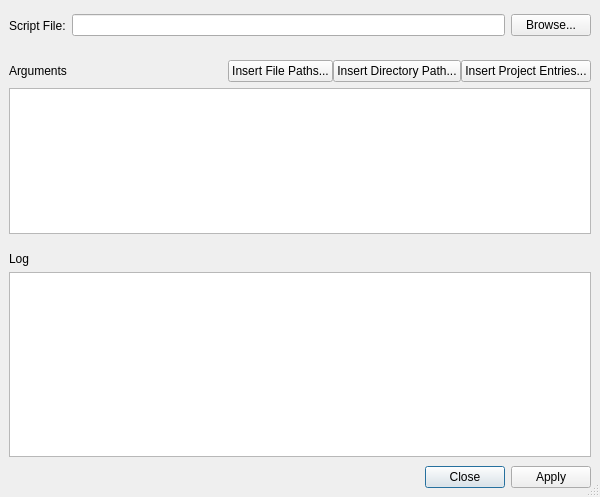
kusharami/bananaqt, file BananaUI/ScriptRunnerDialog.ui: the form before one commit.
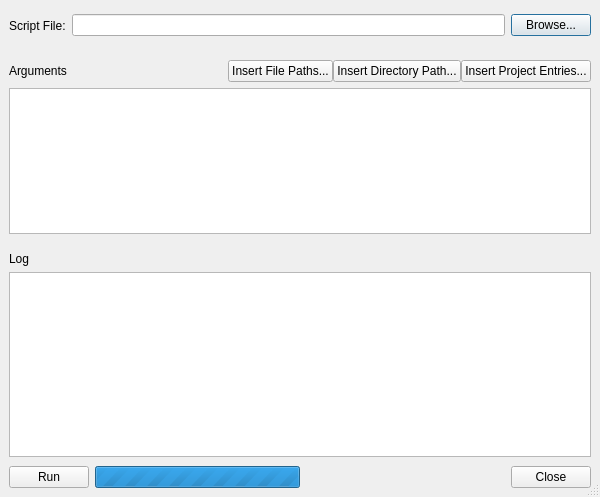
The form after the commit.

Patch:
```diff
--- a/BananaUI/ScriptRunnerDialog.ui
+++ b/BananaUI/ScriptRunnerDialog.ui
@@ -36,7 +36,7 @@
     <number>0</number>
    </property>
    <item row="3" column="0">
-    <widget class="QWidget" name="widget_2" native="true">
+    <widget class="QWidget" name="buttonBox" native="true">
      <layout class="QGridLayout" name="gridLayout_5">
       <property name="leftMargin">
        <number>9</number>
@@ -50,10 +50,55 @@
       <property name="bottomMargin">
        <number>9</number>
       </property>
+      <property name="spacing">
+       <number>6</number>
+      </property>
       <item row="0" column="0">
-       <widget class="QDialogButtonBox" name="buttonBox">
-        <property name="standardButtons">
-         <set>QDialogButtonBox::Apply|QDialogButtonBox::Close</set>
+       <widget class="QPushButton" name="runButton">
+        <property name="text">
+         <string>Run</string>
+        </property>
+        <property name="autoDefault">
+         <bool>false</bool>
+        </property>
+       </widget>
+      </item>
+      <item row="0" column="3">
+       <widget class="QPushButton" name="closeButton">
+        <property name="text">
+         <string>Close</string>
+        </property>
+        <property name="autoDefault">
+         <bool>false</bool>
+        </property>
+       </widget>
+      </item>
+      <item row="0" column="2">
+       <spacer name="horizontalSpacer">
+        <property name="orientation">
+         <enum>Qt::Horizontal</enum>
+        </property>
+        <property name="sizeType">
+         <enum>QSizePolicy::Expanding</enum>
+        </property>
+        <property name="sizeHint" stdset="0">
+         <size>
+          <width>40</width>
+          <height>20</height>
+         </size>
+        </property>
+       </spacer>
+      </item>
+      <item row="0" column="1">
+       <widget class="QProgressBar" name="progressBar">
+        <property name="maximum">
+         <number>0</number>
+        </property>
+        <property name="value">
+         <number>0</number>
+        </property>
+        <property name="format">
+         <string notr="true"/>
         </property>
        </widget>
       </item>
```
Left out of the diff: 4 changed lines with no effect on the pictures.
